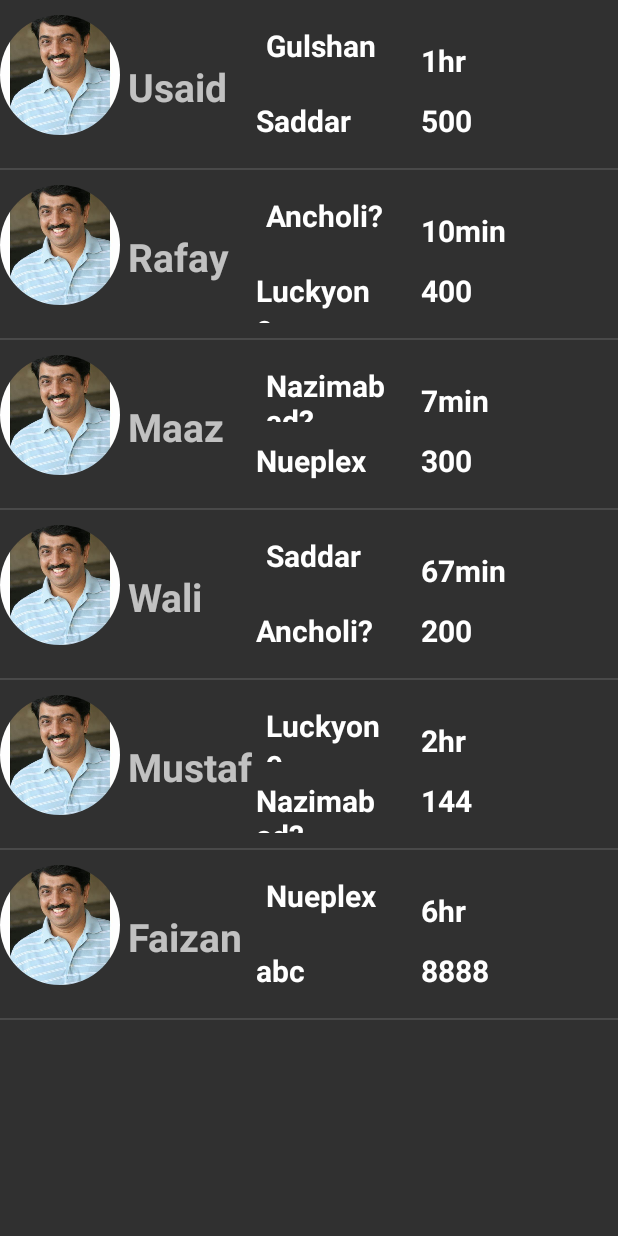
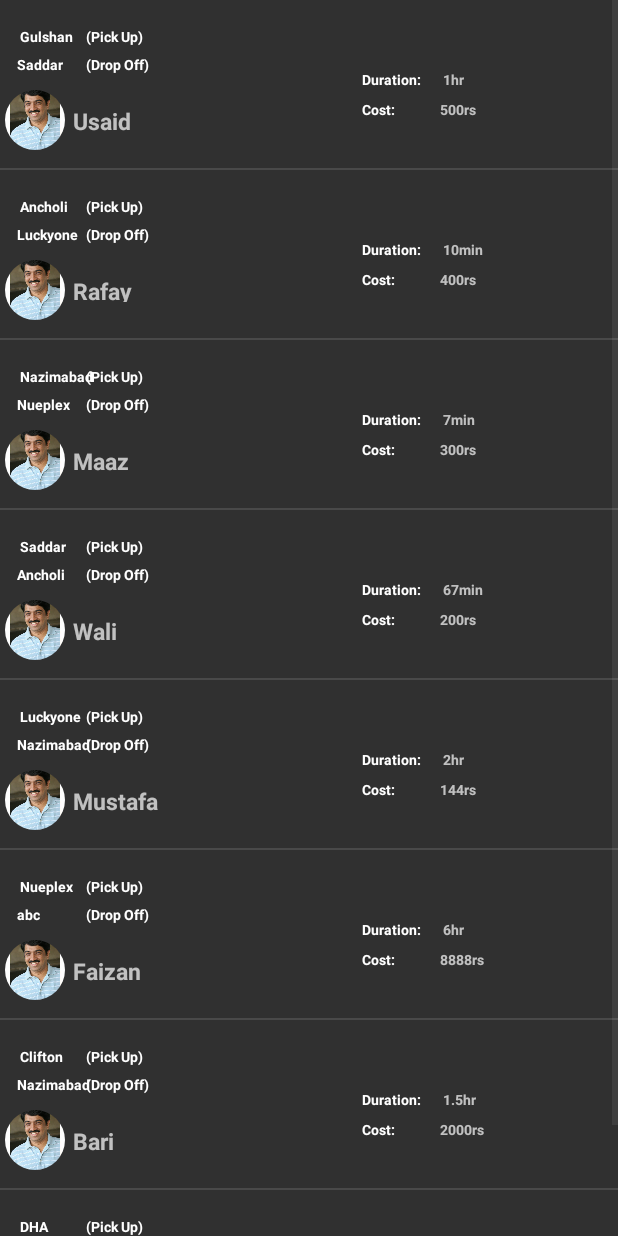
Before and after one commit to abdulbari149/cabify, an Android app: the RidesActivity screen opened directly, with no data from a screen before it, on a phone screen of 412 x 824 dp. Run offline under Robolectric (Android 15) with nearby library versions, the phone set to English and light mode, and no system bars; our stand-ins replace CircleImageView.

Commit message:
sexy_listview

```diff
--- a/app/src/main/java/com/example/cabify/Captain.java
+++ b/app/src/main/java/com/example/cabify/Captain.java
@@ -1,9 +1,9 @@
 package com.example.cabify;
 
 public class Captain {
-    String name,pickup,dropoff,duration,cost;
+    String name,pickup,dropoff,duration,cost,Durtime,cosRS,pick,drop;
     int imageid;
-    public Captain(String name,String pickup,String dropoff,String duration,String cost,int imageid)
+    public Captain(String name,String pickup,String dropoff,String duration,String cost,int imageid,String Durtime,String cosRS,String pick, String drop)
 
     {
         this.name = name;
@@ -12,6 +12,10 @@ public class Captain {
         this.duration=duration;
         this.cost=cost;
         this.imageid=imageid;
+        this.Durtime = Durtime;
+        this.cosRS = cosRS;
+        this.pick = pick;
+        this.drop = drop;
 
 
     }
--- a/app/src/main/java/com/example/cabify/RidesActivity.java
+++ b/app/src/main/java/com/example/cabify/RidesActivity.java
@@ -27,22 +27,26 @@ public class RidesActivity extends AppCompatActivity {
 
 
         int[] imageid = {R.drawable.cap1, R.drawable.cap1, R.drawable.cap1, R.drawable.cap1, R.drawable.cap1,
-                R.drawable.cap1};
-        String[] name = {"Usaid", "Rafay", "Maaz", "Wali", "Mustafa", "Faizan"};
-        String[] pickup = {"Gulshan", "Ancholi?", "Nazimabad?",
-                "Saddar", "Luckyone", "Nueplex"};
-        String[] dropoff = {"Saddar", "Luckyone", "Nueplex", "Ancholi?", "Nazimabad?",
-                "abc"};
-        String[] duration = {"1hr", "10min", "7min", "67min", "2hr",
-                "6hr"};
-        String[] cost = {"500", "400", "300", "200", "144", "8888"};
+                R.drawable.cap1,  R.drawable.cap1,  R.drawable.cap1};
+        String[] name = {"Usaid", "Rafay", "Maaz", "Wali", "Mustafa", "Faizan","Bari","Ammar"};
+        String[] pickup = {"Gulshan", "Ancholi", "Nazimabad ",
+                "Saddar", "Luckyone", "Nueplex","Clifton","DHA"};
+        String[] dropoff = {"Saddar", "Luckyone", "Nueplex", "Ancholi", "Nazimabad ",
+                "abc","Nazimabad ","5star"};
+        String[] Durtime = {"1hr", "10min", "7min", "67min", "2hr",
+                "6hr","1.5hr","30min"};
+        String [] duration = {"Duration:"};
+        String[] cosRS = {"500rs", "400rs", "300rs", "200rs", "144rs", "8888rs","2000rs","550rs"};
+        String [] cost = {"Cost:"};
+        String [] pick = {"(Pick Up)"};
+        String[] drop = {"(Drop Off)"};
 
 
         ArrayList<Captain> captainArrayList = new ArrayList<>();
 
         for (int i = 0; i < imageid.length; i++) {
 
-            Captain captain = new Captain(name[i], pickup[i], dropoff[i], duration[i], cost[i],imageid[i]);
+            Captain captain = new Captain(name[i], pickup[i], dropoff[i], duration[0], cost[0],imageid[i],Durtime[i],cosRS[i],pick[0],drop[0]);
             captainArrayList.add(captain);
 
         }
--- a/app/src/main/java/com/example/cabify/RidesAdapter.java
+++ b/app/src/main/java/com/example/cabify/RidesAdapter.java
@@ -41,6 +41,10 @@ public class RidesAdapter extends ArrayAdapter<Captain>{
         TextView Dropoff = convertView.findViewById(R.id.dropoff);
         TextView Cost = convertView.findViewById(R.id.cost);
         TextView Duration = convertView.findViewById(R.id.duration);
+        TextView Durtime = convertView.findViewById(R.id.Durtime);
+        TextView cosRS = convertView.findViewById(R.id.cosRS);
+        TextView pick = convertView.findViewById(R.id.pick);
+        TextView drop = convertView.findViewById(R.id.drop);
 
 
         imageView.setImageResource(captain.imageid);
@@ -49,8 +53,10 @@ public class RidesAdapter extends ArrayAdapter<Captain>{
         Dropoff.setText(captain.dropoff);
         Duration.setText(captain.duration);
         Cost.setText(captain.cost);
-
-
+        Durtime.setText(captain.Durtime);
+        cosRS.setText(captain.cosRS);
+        pick.setText(captain.pick);
+        drop.setText(captain.drop);
 
         return convertView;
     }
--- a/app/src/main/res/layout/activity_vehicle.xml
+++ b/app/src/main/res/layout/activity_vehicle.xml
@@ -6,22 +6,6 @@
     android:layout_width="match_parent"
     android:layout_height="match_parent"
     tools:context=".VehicleActivity">
-
-    <Button
-        android:id="@+id/button2"
-        android:layout_width="wrap_content"
-        android:layout_height="wrap_content"
-        android:paddingHorizontal="@dimen/_5sdp"
-        android:backgroundTint="#FFFFFF"
-        android:textColor="#000000"
-        android:text="SELECT DROP OFF"
-        android:textSize="@dimen/_15ssp"
-        android:textStyle="bold"
-        app:layout_constraintBottom_toBottomOf="parent"
-        app:layout_constraintEnd_toEndOf="parent"
-        app:layout_constraintStart_toStartOf="parent"
-        app:layout_constraintTop_toTopOf="parent"
-        app:layout_constraintVertical_bias="0.951" />
 
     <ListView
         android:layout_width="@dimen/_306sdp"
--- a/app/src/main/res/layout/list_item.xml
+++ b/app/src/main/res/layout/list_item.xml
@@ -16,64 +16,110 @@
 
             <de.hdodenhof.circleimageview.CircleImageView
                 android:id="@+id/profile_pic"
-                android:layout_width="80dp"
-                android:layout_height="80dp"
-                android:layout_marginStart="0dp"
+                android:layout_width="40dp"
+                android:layout_height="40dp"
+                android:layout_marginStart="3dp"
+                android:layout_marginRight="5dp"
+                android:layout_marginTop="50dp"
                 android:src="@drawable/cap1" />
 
 
             <TextView
                 android:id="@+id/name"
-                android:layout_width="92dp"
-                android:layout_height="34dp"
-                android:layout_marginTop="5dp"
+                android:layout_height="18dp"
+                android:layout_width="60dp"
+                android:layout_marginTop="60dp"
                 android:layout_marginStart="5dp"
                 android:text="Name"
-                android:layout_marginVertical="30dp"
-                android:textSize="26sp"
+                android:textSize="15sp"
                 android:textStyle="bold" />
 
             <TextView
                 android:id="@+id/pickup"
                 android:layout_width="83dp"
-                android:layout_height="38dp"
-                android:layout_marginStart="0dp"
+                android:layout_height="wrap_content"
+                android:layout_marginStart="-95dp"
+                android:layout_marginTop="1dp"
                 android:text="Pickup "
                 android:textColor="@color/white"
-                android:textSize="20sp"
+                android:textSize="9sp"
                 android:textStyle="bold" />
 
             <TextView
                 android:id="@+id/dropoff"
                 android:layout_width="80dp"
-                android:layout_height="38dp"
-                android:layout_marginVertical="50dp"
-                android:layout_marginLeft="-90dp"
+                android:layout_height="wrap_content"
+                android:layout_marginVertical="20dp"
+                android:layout_marginLeft="-85dp"
                 android:text="Dropoff"
                 android:textColor="@color/white"
-                android:textSize="20sp"
+                android:textSize="9sp"
                 android:textStyle="bold" />
             <TextView
                 android:id="@+id/duration"
-                android:layout_width="90dp"
-                android:layout_height="38dp"
-                android:layout_marginVertical="10dp"
-                android:layout_marginLeft="30dp"
-                android:text="Duration"
+                android:layout_width="70dp"
+                android:layout_height="15dp"
+                android:layout_marginVertical="30dp"
+                android:layout_marginLeft="150dp"
+                android:text="Duration:"
                 android:textColor="@color/white"
-                android:textSize="20sp"
+                android:textSize="9sp"
                 android:textStyle="bold" />
 
             <TextView
                 android:id="@+id/cost"
-                android:layout_width="82dp"
-                android:layout_height="32dp"
+                android:layout_width="52dp"
+                android:layout_height="15dp"
                 android:layout_marginVertical="50dp"
-                android:layout_marginLeft="-90dp"
-                android:text="Cost"
+                android:layout_marginLeft="-70dp"
+                android:text="Cost:"
                 android:textColor="@color/white"
-                android:textSize="20sp"
+                android:textSize="9sp"
                 android:textStyle="bold" />
+
+            <TextView
+                android:layout_width="52dp"
+                android:layout_height="15dp"
+                android:id="@+id/cosRS"
+                android:text="cos"
+                android:textSize="9sp"
+                android:textStyle="bold"
+                android:layout_marginVertical="50dp"
+                android:layout_marginRight="20dp"/>
+
+            <TextView
+                android:layout_width="52dp"
+                android:layout_height="15dp"
+                android:id="@+id/Durtime"
+                android:text="dur"
+                android:textSize="9sp"
+                android:textStyle="bold"
+                android:layout_marginVertical="30dp"
+                android:layout_marginStart="-70dp"/>
+
+            <TextView
+                android:id="@+id/pick"
+                android:layout_width="83dp"
+                android:layout_height="wrap_content"
+                android:layout_marginStart="-290dp"
+                android:layout_marginTop="1dp"
+                android:text="pick"
+                android:textColor="@color/white"
+                android:textSize="9sp"
+                android:textStyle="bold" />
+
+            <TextView
+                android:id="@+id/drop"
+                android:layout_width="83dp"
+                android:layout_height="wrap_content"
+                android:layout_marginStart="-83dp"
+                android:layout_marginVertical="20dp"
+                android:text="drop"
+                android:textColor="@color/white"
+                android:textSize="9sp"
+                android:textStyle="bold" />
+
+
 
         </LinearLayout>
 
```
